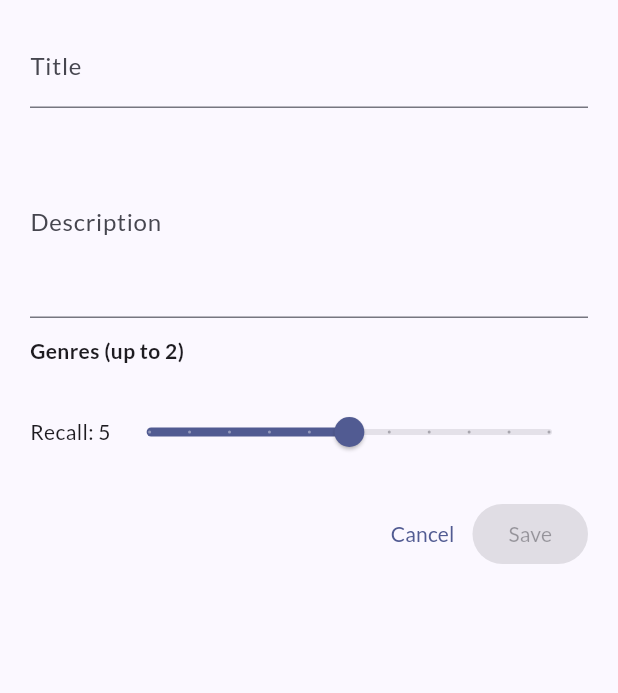
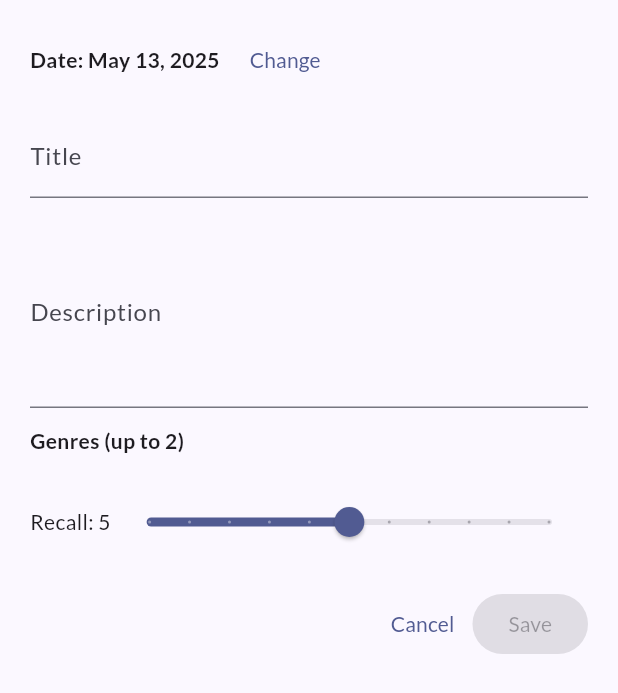
Before and after one commit to Cpos64/R.E.M., a Flutter app: the DreamForm widget shown alone on an empty page, opened directly with empty values, on a phone screen of 412 x 824 dp. Shown: the top 693 px of the screen. Run offline on Flutter 3.47's test engine with Material 3 defaults, Android fonts, the phone set to English and light mode, and no system bars; our stand-ins replace cloud_firestore, firebase_auth, firebase_core, fl_chart, google_fonts and 1 more; missing offline and left inert: dart:ffi, dart_sentiment; accounts and stored records are empty; generated files the repository leaves out were written again.

Commit message:
added date to dream log entries

```diff
--- a/lib/dreams_screen.dart
+++ b/lib/dreams_screen.dart
@@ -16,7 +16,8 @@ class DreamForm extends StatefulWidget {
   final List<String> genres;
   final List<String>? initialGenres;
   final int? initialRating;
-  final void Function(List<String> genres, int recallRating) onSubmit;
+  final void Function(List<String> genres, int recallRating, DateTime date) onSubmit;
+  final DateTime? initialDate;
 
   const DreamForm({
     Key? key,
@@ -25,6 +26,7 @@ class DreamForm extends StatefulWidget {
     required this.genres,
     this.initialGenres,
     this.initialRating,
+    this.initialDate,
     required this.onSubmit,
   }) : super(key: key);
 
@@ -35,12 +37,14 @@ class DreamForm extends StatefulWidget {
 class _DreamFormState extends State<DreamForm> {
   late List<String> _selectedGenres;
   late int _recallRating;
+  late DateTime _selectedDate;
 
   @override
   void initState() {
     super.initState();
     _selectedGenres = List.from(widget.initialGenres ?? []);
     _recallRating = widget.initialRating ?? 5;
+    _selectedDate = widget.initialDate ?? DateTime.now();
   }
 
   Widget _buildGenreChips() {
@@ -76,6 +80,31 @@ class _DreamFormState extends State<DreamForm> {
       child: Column(
         mainAxisSize: MainAxisSize.min,
         children: [
+              // ── DATE PICKER ROW ──
+        Row(
+          children: [
+            Text(
+              'Date: ${DateFormat.yMMMd().format(_selectedDate)}',
+              style: const TextStyle(fontWeight: FontWeight.bold),
+            ),
+            const SizedBox(width: 8),
+            TextButton(
+              child: const Text('Change'),
+              onPressed: () async {
+                final picked = await showDatePicker(
+                  context: context,
+                  initialDate: _selectedDate,
+                  firstDate: DateTime(2000),
+                  lastDate: DateTime.now().add(const Duration(days: 365)),
+                );
+                if (picked != null) {
+                  setState(() => _selectedDate = picked);
+                }
+              },
+            ),
+          ],
+        ),
+        const SizedBox(height: 12),
           // Title & Description
           TextField(controller: widget.titleCtl, decoration: const InputDecoration(labelText: 'Title')),
           const SizedBox(height: 12),
@@ -122,7 +151,7 @@ class _DreamFormState extends State<DreamForm> {
               ElevatedButton(
                 onPressed: _selectedGenres.isEmpty
                     ? null
-                    : () => widget.onSubmit(_selectedGenres, _recallRating),
+                    : () => widget.onSubmit(_selectedGenres, _recallRating, _selectedDate),
                 child: const Text('Save'),
               ),
             ],
@@ -245,7 +274,8 @@ void _showAddDream() {
               descCtl:       _descController,
               genres:        _genreOptions,
               initialRating: 5,  // or pull from existing doc when editing
-              onSubmit: (selectedGenres, recallRating) async {
+              initialDate: DateTime.now(),
+              onSubmit: (selectedGenres, recallRating, selectedDate) async {
                 final t = _titleController.text.trim();
                 final d = _descController.text.trim();
                 if (t.isEmpty || d.isEmpty) return;
@@ -254,6 +284,7 @@ void _showAddDream() {
                       description: d,
                       genres: selectedGenres,       // pass the List<String>
                       recallRating: recallRating,
+                      date: selectedDate,
                     );
                 Navigator.of(context).pop();
                 _scrollToBottom();
@@ -330,6 +361,7 @@ final existingGenres = data.containsKey('genres')
     // old schema: single string
     : [ (data['genre'] as String?) ?? 'Other' ];
     final existingRecall   = (doc['recallRating'] as num?)?.toInt() ?? 5;
+    final ts = (doc['timestamp'] as Timestamp).toDate();
 
     showDialog(
       context: context,
@@ -340,20 +372,23 @@ final existingGenres = data.containsKey('genres')
           descCtl:       _descController,
           initialGenres:  existingGenres,
           genres:        _genreOptions,
-          initialRating: existingRecall,       // ← wire up the old rating
-          onSubmit: (selectedGenres, recallRating) async {
+          initialRating: existingRecall,
+          initialDate:   ts,
+          onSubmit: (selectedGenres, recallRating, selectedDate) async {
             final t = _titleController.text.trim();
             final d = _descController.text.trim();
             if (t.isEmpty || d.isEmpty) return;
-            // now pass your new 5th parameter
-            await FirestoreService().updateDream(
-              id:            doc.id,
-              title:         t,
-              description:   d,
-              genres:        selectedGenres,
-              recallRating:  recallRating,
+
+            await FirestoreService().saveDream(
+              title:        t,
+              description:  d,
+              genres:       selectedGenres,
+              recallRating: recallRating,
+              date:         selectedDate,
             );
+
             Navigator.of(context).pop();
+            _scrollToBottom();
           },
         ),
       ),
--- a/lib/firestore_service.dart
+++ b/lib/firestore_service.dart
@@ -58,6 +58,7 @@ Future<void> saveDream({
   required String description,
   required List<String> genres,
   required int recallRating,
+  required DateTime date,
 }) async {
   final user = _auth.currentUser;
   if (user == null) return;
@@ -71,7 +72,7 @@ Future<void> saveDream({
     'sentimentScore': sentimentScore,
     'genres':         safeGenres,        // ← store list, not a single string
     'recallRating':   recallRating,
-    'timestamp':      Timestamp.now(),
+    'timestamp':      Timestamp.fromDate(date),
     'userId':         user.uid,
   });
 }
@@ -84,6 +85,7 @@ Future<void> updateDream({
   required String description,
   required List<String> genres,
   required int recallRating,
+  required DateTime date,
 }) async {
   final safeGenres = genres.isNotEmpty ? genres : ['Other'];
   final sentimentScore = _analyzeSentiment(description);
@@ -94,6 +96,7 @@ Future<void> updateDream({
     'sentimentScore': sentimentScore,
     'genres':         safeGenres,      // ← update list field
     'recallRating':   recallRating,
+    'timestamp':      Timestamp.fromDate(date),
   });
 }
 
```
